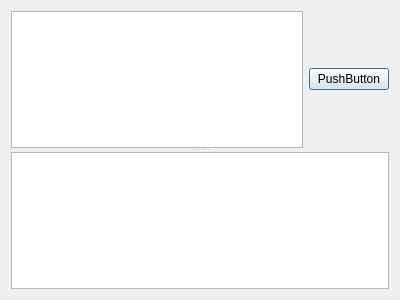
Qt form ui/consolewindow.ui (sebastianrakel/mongolicous) before a commit.
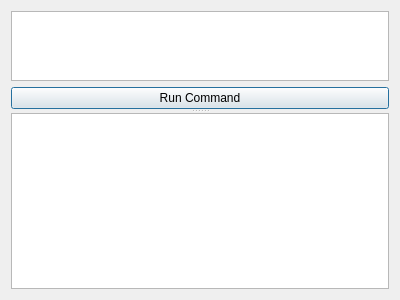
The same form after that commit.

Commit message: Set first Layout of Console Window

```diff
--- a/ui/consolewindow.ui
+++ b/ui/consolewindow.ui
@@ -20,12 +20,18 @@
       <enum>Qt::Vertical</enum>
      </property>
      <widget class="QWidget" name="widget" native="true">
-      <layout class="QHBoxLayout" name="horizontalLayout">
+      <property name="sizePolicy">
+       <sizepolicy hsizetype="Expanding" vsizetype="Expanding">
+        <horstretch>0</horstretch>
+        <verstretch>20</verstretch>
+       </sizepolicy>
+      </property>
+      <layout class="QVBoxLayout" name="verticalLayout_2">
        <item>
-        <widget class="QPlainTextEdit" name="plainTextEdit_2"/>
+        <widget class="QTextEdit" name="textEdit"/>
        </item>
        <item>
-        <widget class="QPushButton" name="pushButton">
+        <widget class="QPushButton" name="runCommanButton">
          <property name="sizePolicy">
           <sizepolicy hsizetype="Minimum" vsizetype="Maximum">
            <horstretch>0</horstretch>
@@ -33,7 +39,7 @@
           </sizepolicy>
          </property>
          <property name="text">
-          <string>PushButton</string>
+          <string>Run Command</string>
          </property>
         </widget>
        </item>
```
Left out of the diff: 4 changed lines with no effect on the pictures.
